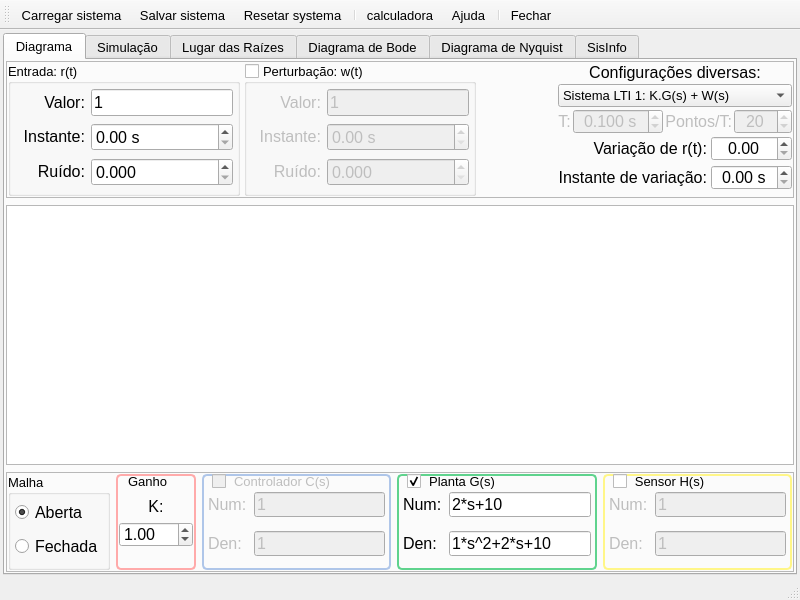
The window that MainWindow.ui (miguelmoreto/labcontrole) describes before a commit, drawn with Qt 5.
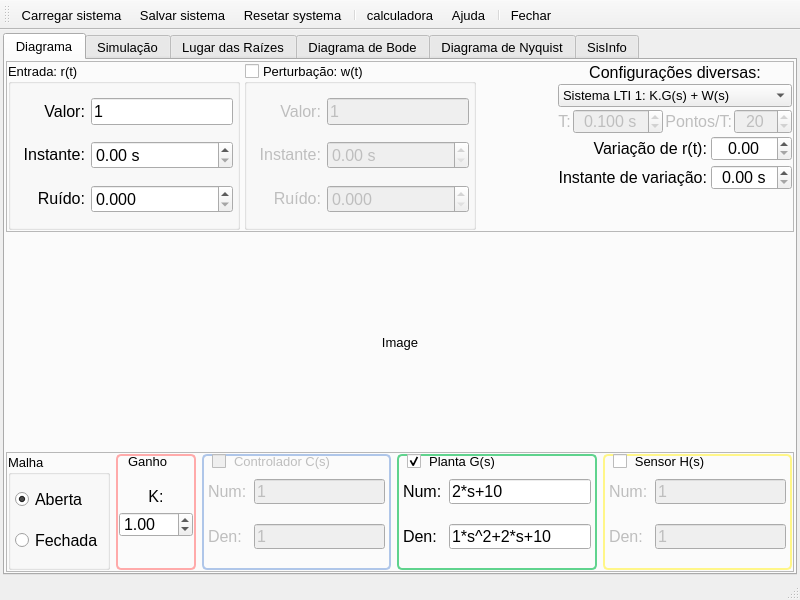
The same window after the commit. Icons and pictures are not drawn. Custom widgets are drawn as their Qt base class.

Patch:
```diff
--- a/MainWindow.ui
+++ b/MainWindow.ui
@@ -1076,27 +1076,15 @@
          </spacer>
         </item>
         <item>
-         <widget class="QGraphicsView" name="graphicsView">
-          <property name="sizePolicy">
-           <sizepolicy hsizetype="Expanding" vsizetype="Expanding">
-            <horstretch>0</horstretch>
-            <verstretch>0</verstretch>
-           </sizepolicy>
+         <widget class="QLabel" name="label">
+          <property name="frameShape">
+           <enum>QFrame::NoFrame</enum>
           </property>
-          <property name="minimumSize">
-           <size>
-            <width>220</width>
-            <height>260</height>
-           </size>
+          <property name="text">
+           <string>&lt;html&gt;&lt;head/&gt;&lt;body&gt;&lt;p&gt;Image&lt;/p&gt;&lt;/body&gt;&lt;/html&gt;</string>
           </property>
-          <property name="maximumSize">
-           <size>
-            <width>16777215</width>
-            <height>16777215</height>
-           </size>
-          </property>
-          <property name="toolTip">
-           <string>Diagrama de blocos do sistema. Use os controles acima para configurar as entradas e abaixo para as funções de transferência</string>
+          <property name="alignment">
+           <set>Qt::AlignBottom|Qt::AlignHCenter</set>
           </property>
          </widget>
         </item>
```
Left out of the diff: 184 changed lines with no effect on the pictures.
